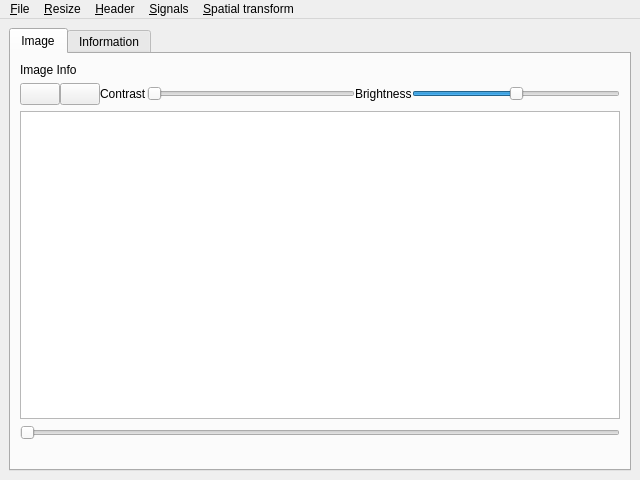
Before: the Qt Designer form view_image.ui in frankyeh/DSI-Studio, drawn with Qt 5.
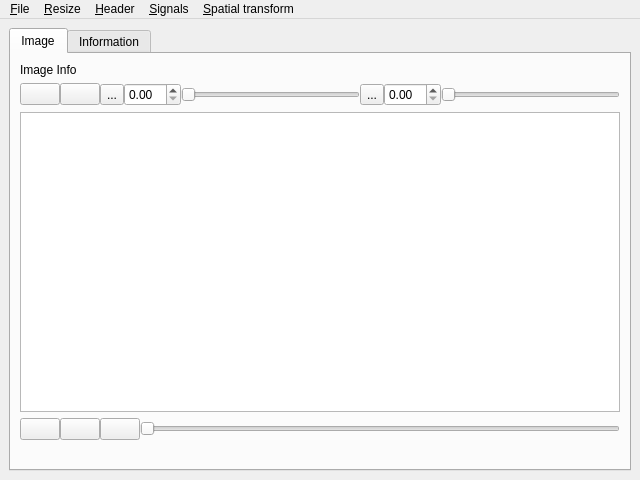
After: the same form once the commit is applied. Icons and pictures are not drawn. Custom widgets are drawn as their Qt base class.

Commit message: [gui] update O7 view image

The edit to the form file:
```diff
--- a/view_image.ui
+++ b/view_image.ui
@@ -76,19 +76,26 @@
            </widget>
           </item>
           <item>
-           <widget class="QLabel" name="label_3">
+           <widget class="QColorToolButton" name="min_color">
+            <property name="toolTip">
+             <string>Set contrast color</string>
+            </property>
             <property name="text">
-             <string>Contrast</string>
+             <string>...</string>
+            </property>
+            <property name="icon">
+             <iconset resource="icons.qrc">
+              <normaloff>:/icons/icons/cubic.xpm</normaloff>:/icons/icons/cubic.xpm</iconset>
             </property>
            </widget>
           </item>
           <item>
-           <widget class="QSlider" name="contrast">
-            <property name="minimum">
-             <number>1</number>
-            </property>
+           <widget class="QDoubleSpinBox" name="min"/>
+          </item>
+          <item>
+           <widget class="QSlider" name="min_slider">
             <property name="maximum">
-             <number>30</number>
+             <number>999</number>
             </property>
             <property name="orientation">
              <enum>Qt::Horizontal</enum>
@@ -96,19 +103,29 @@
            </widget>
           </item>
           <item>
-           <widget class="QLabel" name="label_2">
+           <widget class="QColorToolButton" name="max_color">
+            <property name="toolTip">
+             <string>Set contrast color</string>
+            </property>
             <property name="text">
-             <string>Brightness</string>
+             <string>...</string>
+            </property>
+            <property name="icon">
+             <iconset resource="icons.qrc">
+              <normaloff>:/icons/icons/rec.xpm</normaloff>:/icons/icons/rec.xpm</iconset>
             </property>
            </widget>
           </item>
           <item>
-           <widget class="QSlider" name="brightness">
-            <property name="minimum">
-             <number>-10</number>
-            </property>
+           <widget class="QDoubleSpinBox" name="max"/>
+          </item>
+          <item>
+           <widget class="QSlider" name="max_slider">
             <property name="maximum">
-             <number>10</number>
+             <number>999</number>
+            </property>
+            <property name="pageStep">
+             <number>100</number>
             </property>
             <property name="orientation">
              <enum>Qt::Horizontal</enum>
@@ -121,11 +138,105 @@
          <widget class="QGraphicsView" name="view"/>
         </item>
         <item>
-         <widget class="QSlider" name="slice_pos">
-          <property name="orientation">
-           <enum>Qt::Horizontal</enum>
+         <layout class="QHBoxLayout" name="horizontalLayout_3">
+          <property name="spacing">
+           <number>0</number>
           </property>
-         </widget>
+          <property name="topMargin">
+           <number>0</number>
+          </property>
+          <item>
+           <widget class="QPushButton" name="AxiView">
+            <property name="sizePolicy">
+             <sizepolicy hsizetype="Maximum" vsizetype="Maximum">
+              <horstretch>0</horstretch>
+              <verstretch>0</verstretch>
+             </sizepolicy>
+            </property>
+            <property name="minimumSize">
+             <size>
+              <width>0</width>
+              <height>0</height>
+             </size>
+            </property>
+            <property name="maximumSize">
+             <size>
+              <width>16777215</width>
+              <height>16777215</height>
+             </size>
+            </property>
+            <property name="toolTip">
+             <string>Switch to axial view</string>
+            </property>
+            <property name="text">
+             <string/>
+            </property>
+            <property name="icon">
+             <iconset resource="icons.qrc">
+              <normaloff>:/icons/icons/axial.xpm</normaloff>:/icons/icons/axial.xpm</iconset>
+            </property>
+           </widget>
+          </item>
+          <item>
+           <widget class="QPushButton" name="CorView">
+            <property name="sizePolicy">
+             <sizepolicy hsizetype="Maximum" vsizetype="Maximum">
+              <horstretch>0</horstretch>
+              <verstretch>0</verstretch>
+             </sizepolicy>
+            </property>
+            <property name="maximumSize">
+             <size>
+              <width>16777215</width>
+              <height>16777215</height>
+             </size>
+            </property>
+            <property name="toolTip">
+             <string>Switch to coronal view</string>
+            </property>
+            <property name="text">
+             <string/>
+            </property>
+            <property name="icon">
+             <iconset resource="icons.qrc">
+              <normaloff>:/icons/icons/coronal.xpm</normaloff>:/icons/icons/coronal.xpm</iconset>
+            </property>
+           </widget>
+          </item>
+          <item>
+           <widget class="QPushButton" name="SagView">
+            <property name="sizePolicy">
+             <sizepolicy hsizetype="Maximum" vsizetype="Maximum">
+              <horstretch>0</horstretch>
+              <verstretch>0</verstretch>
+             </sizepolicy>
+            </property>
+            <property name="maximumSize">
+             <size>
+              <width>16777215</width>
+              <height>16777215</height>
+             </size>
+            </property>
+            <property name="toolTip">
+             <string>Switch to sagittal  view</string>
+            </property>
+            <property name="text">
+             <string/>
+            </property>
+            <property name="icon">
+             <iconset resource="icons.qrc">
+              <normaloff>:/icons/icons/sag.xpm</normaloff>:/icons/icons/sag.xpm</iconset>
+            </property>
+           </widget>
+          </item>
+          <item>
+           <widget class="QSlider" name="slice_pos">
+            <property name="orientation">
+             <enum>Qt::Horizontal</enum>
+            </property>
+           </widget>
+          </item>
+         </layout>
         </item>
         <item>
          <widget class="QLabel" name="info_label">
@@ -318,6 +429,13 @@
    </property>
   </action>
  </widget>
+ <customwidgets>
+  <customwidget>
+   <class>QColorToolButton</class>
+   <extends>QToolButton</extends>
+   <header>qcolorcombobox.h</header>
+  </customwidget>
+ </customwidgets>
  <resources>
   <include location="icons.qrc"/>
  </resources>
```
The commit also changes 2 other files.
